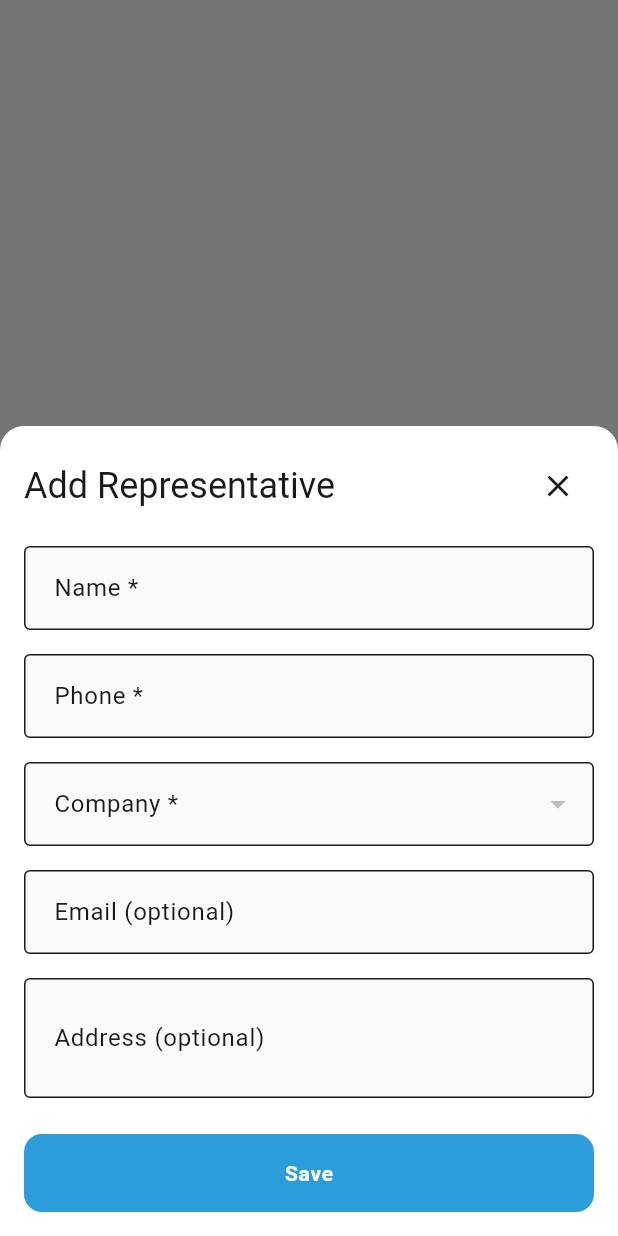
After one commit to Jakir123/MedTrack, a Flutter app: the RepresentativeListScreen screen opened directly, after a tap on the "add" icon, on a phone screen of 412 x 824 dp. The commit adds this screen. Run offline on Flutter 3.47's test engine with Material 3 defaults, Android fonts, the phone set to English and light mode, and no system bars; our stand-ins replace cached_network_image, cloud_firestore, firebase_auth, firebase_core, flutter_local_notifications, flutter_svg and 5 more; missing offline and left inert: android_alarm_manager_plus; accounts and stored records are empty; project files that could hold a hidden picture were left out.

Commit message:
added representative list, add, edit ui and related functionalities.

```diff
--- a/lib/features/home_screen.dart
+++ b/lib/features/home_screen.dart
@@ -1,4 +1,5 @@
 import 'package:flutter/material.dart';
+import 'package:med_track/features/representatives/representative_list_screen.dart';
 import 'package:provider/provider.dart';
 
 import '../utils/notification_service.dart';
@@ -213,9 +214,9 @@ class _HomeScreenState extends State<HomeScreen> {
       case 1:
         return const MenuScreen();
       case 2:
-        return const MenuScreen();
+        return const RepresentativeListScreen();
       case 3:
-        return const MenuScreen();
+        return const CompanyListScreen();
       case 4:
         return const MenuScreen();
       default:
--- /dev/null
+++ b/lib/features/representatives/representative_list_screen.dart
@@ -0,0 +1,521 @@
+import 'package:flutter/material.dart';
+import 'package:provider/provider.dart';
+import 'package:url_launcher/url_launcher.dart';
+import 'package:med_track/features/companies/company_model.dart';
+import 'package:med_track/features/companies/company_viewmodel.dart';
+import 'package:med_track/features/representatives/representative_model.dart';
+import 'package:med_track/features/representatives/representative_viewmodel.dart';
+import 'package:med_track/utils/firebase_service.dart';
+import 'package:cached_network_image/cached_network_image.dart';
+
+class RepresentativeListScreen extends StatefulWidget {
+  final bool isAnonymous;
+
+  const RepresentativeListScreen({
+    super.key,
+    this.isAnonymous = false,
+  });
+
+  @override
+  State<RepresentativeListScreen> createState() => _RepresentativeListScreenState();
+}
+
+class _RepresentativeListScreenState extends State<RepresentativeListScreen> {
+  late final RepresentativeViewModel _viewModel;
+  final FirebaseService _firebaseService = FirebaseService();
+  String? _userId;
+  final _formKey = GlobalKey<FormState>();
+  final _nameController = TextEditingController();
+  final _emailController = TextEditingController();
+  final _phoneController = TextEditingController();
+  final _addressController = TextEditingController();
+  String? _editingRepId;
+  String? _selectedCompanyId;
+  List<Company> _companies = [];
+  Representative? _editingRep;
+
+  @override
+  void initState() {
+    super.initState();
+    _userId = widget.isAnonymous ? null : _firebaseService.getCurrentUser()?.uid;
+    // Initialize the ViewModel with user ID
+    WidgetsBinding.instance.addPostFrameCallback((_) {
+      final viewModel = context.read<RepresentativeViewModel>();
+      viewModel.initialize(_userId!);
+      _loadCompanies();
+    });
+  }
+
+  Future<void> _loadCompanies() async {
+    final companyViewModel = context.read<CompanyViewModel>();
+    await companyViewModel.fetchCompanies(_userId!);
+    if (mounted) {
+      setState(() {
+        _companies = companyViewModel.companies;
+        if (_companies.isNotEmpty && _selectedCompanyId == null) {
+          _selectedCompanyId = _companies.first.id;
+        }
+      });
+    }
+  }
+
+  @override
+  void dispose() {
+    _nameController.dispose();
+    _emailController.dispose();
+    _phoneController.dispose();
+    _addressController.dispose();
+    super.dispose();
+  }
+
+  void _showAddEditRepresentativeDialog([Representative? representative]) {
+    if (representative != null) {
+      _editingRep = representative;
+      _editingRepId = representative.id;
+      _nameController.text = representative.name;
+      _emailController.text = representative.email ?? '';
+      _phoneController.text = representative.phone;
+      _addressController.text = representative.address ?? '';
+      _selectedCompanyId = representative.companyId;
+    } else {
+      _editingRep = null;
+      _editingRepId = null;
+      _nameController.clear();
+      _emailController.clear();
+      _phoneController.clear();
+      _addressController.clear();
+      _selectedCompanyId = _companies.isNotEmpty ? _companies.first.id : null;
+    }
+
+    showModalBottomSheet(
+      context: context,
+      isScrollControlled: true,
+      shape: const RoundedRectangleBorder(
+        borderRadius: BorderRadius.vertical(top: Radius.circular(16)),
+      ),
+      builder: (context) => Padding(
+        padding: EdgeInsets.only(
+          bottom: MediaQuery.of(context).viewInsets.bottom,
+          left: 16,
+          right: 16,
+          top: 16,
+        ),
+        child: SingleChildScrollView(
+          child: Form(
+            key: _formKey,
+            child: Column(
+              mainAxisSize: MainAxisSize.min,
+              crossAxisAlignment: CrossAxisAlignment.start,
+              children: [
+                Row(
+                  mainAxisAlignment: MainAxisAlignment.spaceBetween,
+                  children: [
+                    Text(
+                      _editingRep == null ? 'Add Representative' : 'Edit Representative',
+                      style: Theme.of(context).textTheme.headlineSmall,
+                    ),
+                    IconButton(
+                      icon: const Icon(Icons.close),
+                      onPressed: () => Navigator.pop(context),
+                    ),
+                  ],
+                ),
+                const SizedBox(height: 16),
+                TextFormField(
+                  controller: _nameController,
+                  decoration: const InputDecoration(
+                    labelText: 'Name *',
+                    border: OutlineInputBorder(),
+                  ),
+                  textCapitalization: TextCapitalization.words,
+                  textInputAction: TextInputAction.next,
+                  validator: (value) {
+                    if (value == null || value.isEmpty) {
+                      return 'Please enter a name';
+                    }
+                    return null;
+                  },
+                ),
+                const SizedBox(height: 16),
+                TextFormField(
+                  controller: _phoneController,
+                  decoration: const InputDecoration(
+                    labelText: 'Phone *',
+                    border: OutlineInputBorder(),
+                  ),
+                  keyboardType: TextInputType.phone,
+                  textInputAction: TextInputAction.next,
+                  validator: (value) {
+                    if (value == null || value.isEmpty) {
+                      return 'Please enter a phone number';
+                    }
+                    return null;
+                  },
+                ),
+                const SizedBox(height: 16),
+                DropdownButtonFormField<String>(
+                  value: _selectedCompanyId,
+                  decoration: const InputDecoration(
+                    labelText: 'Company *',
+                    border: OutlineInputBorder(),
+                  ),
+                  items: _companies.map((company) {
+                    return DropdownMenuItem(
+                      value: company.id,
+                      child: Text(company.name),
+                    );
+                  }).toList(),
+                  onChanged: (value) {
+                    setState(() {
+                      _selectedCompanyId = value;
+                    });
+                  },
+                  validator: (value) {
+                    if (value == null || value.isEmpty) {
+                      return 'Please select a company';
+                    }
+                    return null;
+                  },
+                ),
+                const SizedBox(height: 16),
+                TextFormField(
+                  controller: _emailController,
+                  decoration: const InputDecoration(
+                    labelText: 'Email (optional)',
+                    border: OutlineInputBorder(),
+                  ),
+                  keyboardType: TextInputType.emailAddress,
+                ),
+                const SizedBox(height: 16),
+                TextFormField(
+                  controller: _addressController,
+                  decoration: const InputDecoration(
+                    labelText: 'Address (optional)',
+                    border: OutlineInputBorder(),
+                  ),
+                  maxLines: 2,
+                ),
+                const SizedBox(height: 24),
+                SizedBox(
+                  width: double.infinity,
+                  child: ElevatedButton(
+                    onPressed: _addOrUpdateRepresentative,
+                    child: const Text('Save'),
+                  ),
+                ),
+                const SizedBox(height: 16),
+              ],
+            ),
+          ),
+        ),
+      ),
+    );
+  }
+
+  Future<void> _addOrUpdateRepresentative() async {
+    if (!_formKey.currentState!.validate()) return;
+
+    final viewModel = context.read<RepresentativeViewModel>();
+    final repData = {
+      'name': _nameController.text.trim(),
+      'email': _emailController.text.trim().isNotEmpty
+          ? _emailController.text.trim()
+          : null,
+      'phone': _phoneController.text.trim(),
+      'address': _addressController.text.trim().isNotEmpty
+          ? _addressController.text.trim()
+          : null,
+    };
+
+    try {
+      if (_editingRep == null) {
+        await viewModel.addRepresentative(
+          companyId: _selectedCompanyId!,
+          repData: repData,
+        );
+      } else {
+        await viewModel.updateRepresentative(
+          companyId: _selectedCompanyId!,
+          repId: _editingRep!.id,
+          repData: repData,
+        );
+      }
+      if (mounted) {
+        Navigator.pop(context);
+      }
+    } catch (e) {
+      if (mounted) {
+        ScaffoldMessenger.of(context).showSnackBar(
+          SnackBar(content: Text('Error: ${e.toString()}')),
+        );
+      }
+    }
+  }
+
+  Future<void> _deleteRepresentative(Representative representative) async {
+    final viewModel = context.read<RepresentativeViewModel>();
+    try {
+      await viewModel.deleteRepresentative(representative.id);
+      if (mounted) {
+        ScaffoldMessenger.of(context).showSnackBar(
+          const SnackBar(content: Text('Representative deleted')),
+        );
+      }
+    } catch (e) {
+      if (mounted) {
+        ScaffoldMessenger.of(context).showSnackBar(
+          SnackBar(content: Text('Error deleting representative: $e')),
+        );
+      }
+    }
+  }
+
+  Future<void> _makePhoneCall(String url) async {
+    if (await canLaunchUrl(Uri.parse(url))) {
+      await launchUrl(Uri.parse(url));
+    } else {
+      if (mounted) {
+        ScaffoldMessenger.of(context).showSnackBar(
+          const SnackBar(content: Text('Could not launch phone dialer')),
+        );
+      }
+    }
+  }
+
+  void _showDeleteConfirmation(Representative representative) {
+    showModalBottomSheet(
+      context: context,
+      shape: const RoundedRectangleBorder(
+        borderRadius: BorderRadius.vertical(top: Radius.circular(16)),
+      ),
+      builder: (context) => Padding(
+        padding: const EdgeInsets.all(16.0),
+        child: Column(
+          mainAxisSize: MainAxisSize.min,
+          crossAxisAlignment: CrossAxisAlignment.start,
+          children: [
+            Row(
+              mainAxisAlignment: MainAxisAlignment.spaceBetween,
+              children: [
+                Text(
+                  'Delete Representative',
+                  style: Theme.of(context).textTheme.titleLarge,
+                ),
+                IconButton(
+                  icon: const Icon(Icons.close),
+                  onPressed: () => Navigator.pop(context),
+                ),
+              ],
+            ),
+            const SizedBox(height: 16),
+            Text(
+              'Are you sure you want to delete ${representative.name}?',
+              style: Theme.of(context).textTheme.bodyLarge,
+            ),
+            const SizedBox(height: 24),
+            Row(
+              children: [
+                Expanded(
+                  child: OutlinedButton(
+                    onPressed: () => Navigator.pop(context),
+                    style: OutlinedButton.styleFrom(
+                      padding: const EdgeInsets.symmetric(vertical: 16),
+                    ),
+                    child: const Text('Cancel'),
+                  ),
+                ),
+                const SizedBox(width: 16),
+                Expanded(
+                  child: ElevatedButton(
+                    onPressed: () async {
+                      Navigator.pop(context);
+                      await _deleteRepresentative(representative);
+                    },
+                    style: ElevatedButton.styleFrom(
+                      backgroundColor: Theme.of(context).colorScheme.error,
+                      foregroundColor: Theme.of(context).colorScheme.onError,
+                      padding: const EdgeInsets.symmetric(vertical: 16),
+                    ),
+                    child: const Text('Delete'),
+                  ),
+                ),
+              ],
+            ),
+            const SizedBox(height: 8),
+          ],
+        ),
+      ),
+    );
+  }
+
+  Widget _buildRepresentativeCard(Representative representative) {
+    final company = _companies.firstWhere(
+          (c) => c.id == representative.companyId,
+      orElse: () => Company(id: '', name: 'Unknown Company'),
+    );
+
+    return Card(
+      margin: const EdgeInsets.only(bottom: 12),
+      child: ListTile(
+        leading: CircleAvatar(
+          backgroundColor: Theme.of(context).primaryColor.withOpacity(0.1),
+          child: Text(
+            representative.name.isNotEmpty ? representative.name[0].toUpperCase() : '?',
+            style: TextStyle(
+              color: Theme.of(context).primaryColor,
+              fontWeight: FontWeight.bold,
+            ),
+          ),
+        ),
+        title: Text(
+          representative.name,
+          style: const TextStyle(fontWeight: FontWeight.bold),
+        ),
+        subtitle: Column(
+          crossAxisAlignment: CrossAxisAlignment.start,
+          children: [
+            Text(company.name),
+            if (representative.phone.isNotEmpty)
+              GestureDetector(
+                onTap: () => _makePhoneCall('tel:${representative.phone}'),
+                child: Row(
+                  mainAxisSize: MainAxisSize.min,
+                  children: [
+                    const Icon(Icons.phone, size: 16, color: Colors.blue),
+                    const SizedBox(width: 4),
+                    Text(
+                      representative.phone,
+                      style: const TextStyle(
+                        color: Colors.blue,
+                        decoration: TextDecoration.underline,
+                      ),
+                    ),
+                  ],
+                ),
+              ),
+          ],
+        ),
+        trailing: PopupMenuButton<String>(
+          onSelected: (value) {
+            if (value == 'edit') {
+              _showAddEditRepresentativeDialog(representative);
+            } else if (value == 'delete') {
+              _showDeleteConfirmation(representative);
+            }
+          },
+          itemBuilder: (context) => [
+            const PopupMenuItem(
+              value: 'edit',
+              child: Text('Edit'),
+            ),
+            const PopupMenuItem(
+              value: 'delete',
+              child: Text('Delete'),
+            ),
+          ],
+        ),
+        onTap: () {
+          _showAddEditRepresentativeDialog(representative);
+        },
+      ),
+    );
+  }
+
+  @override
+  Widget build(BuildContext context) {
+    return Scaffold(
+      body: Consumer<RepresentativeViewModel>(
+        builder: (context, viewModel, child) {
+          if (viewModel.isLoading) {
+            return const Center(child: CircularProgressIndicator());
+          }
+
+          if (viewModel.error != null) {
+            return Center(
+              child: Column(
+                mainAxisAlignment: MainAxisAlignment.center,
+                children: [
+                  Text(
+                    'Error loading representatives',
+                    style: Theme.of(context).textTheme.titleMedium,
+                  ),
+                  const SizedBox(height: 8),
+                  Text(
+                    viewModel.error!,
+                    textAlign: TextAlign.center,
+                    style: Theme.of(context).textTheme.bodyMedium?.copyWith(
+                          color: Theme.of(context).colorScheme.error,
+                        ),
+                  ),
+                  const SizedBox(height: 16),
+                  ElevatedButton(
+                    onPressed: () {
+                      viewModel.initialize(_userId!);
+                      _loadCompanies();
+                    },
+                    child: const Text('Retry'),
+                  ),
+                ],
+              ),
+            );
+          }
+
+          return StreamBuilder<List<Representative>>(
+            stream: viewModel.streamRepresentatives(),
+            builder: (context, snapshot) {
+              if (snapshot.connectionState == ConnectionState.waiting) {
+                return const Center(child: CircularProgressIndicator());
+              }
+
+              if (snapshot.hasError) {
+                return Center(
+                  child: Text('Error: ${snapshot.error}',
+                    style: const TextStyle(color: Colors.red)),
+                );
+              }
+
+              final representatives = snapshot.data ?? [];
+
+              if (representatives.isEmpty) {
+                return Center(
+                  child: Column(
+                    mainAxisAlignment: MainAxisAlignment.center,
+                    children: [
+                      Icon(
+                        Icons.people_outline,
+                        size: 64,
+                        color: Theme.of(context).colorScheme.primary.withOpacity(0.5),
+                      ),
+                      const SizedBox(height: 16),
+                      Text(
+                        'No representatives found',
+                        style: Theme.of(context).textTheme.titleMedium,
+                      ),
+                      const SizedBox(height: 8),
+                      Text(
+                        'Add a new representative to get started',
+                        style: Theme.of(context).textTheme.bodyMedium,
+                      ),
+                    ],
+                  ),
+                );
+              }
+
+              return ListView.builder(
+                padding: const EdgeInsets.all(16),
+                itemCount: representatives.length,
+                itemBuilder: (context, index) {
+                  return _buildRepresentativeCard(representatives[index]);
+                },
+              );
+            },
+          );
+        },
+      ),
+      floatingActionButton: FloatingActionButton(
+        onPressed: () => _showAddEditRepresentativeDialog(),
+        child: const Icon(Icons.add),
+      ),
+    );
+  }
+}
--- /dev/null
+++ b/lib/features/representatives/representative_model.dart
@@ -0,0 +1,75 @@
+class Representative {
+  final String id;
+  final String name;
+  final String email;
+  final String phone;
+  final String companyId;
+  final String? photoUrl;
+  final String? address;
+  final DateTime createdAt;
+  final DateTime updatedAt;
+
+  Representative({
+    required this.id,
+    required this.name,
+    required this.email,
+    required this.phone,
+    required this.companyId,
+    this.photoUrl,
+    this.address,
+    DateTime? createdAt,
+    DateTime? updatedAt,
+  })  : createdAt = createdAt ?? DateTime.now(),
+        updatedAt = updatedAt ?? DateTime.now();
+
+  factory Representative.fromMap(Map<String, dynamic> data, String id) {
+    return Representative(
+      id: id,
+      name: data['name'] ?? '',
+      email: data['email'] ?? '',
+      phone: data['phone'] ?? '',
+      companyId: data['companyId'] ?? '',
+      photoUrl: data['photoUrl'],
+      address: data['address'],
+      createdAt: data['createdAt']?.toDate(),
+      updatedAt: data['updatedAt']?.toDate(),
+    );
+  }
+
+  Map<String, dynamic> toMap() {
+    return {
+      'name': name,
+      'email': email,
+      'phone': phone,
+      'companyId': companyId,
+      'photoUrl': photoUrl,
+      'address': address,
+      'createdAt': createdAt,
+      'updatedAt': updatedAt,
+    };
+  }
+
+  Representative copyWith({
+    String? id,
+    String? name,
+    String? email,
+    String? phone,
+    String? companyId,
+    String? photoUrl,
+    String? address,
+    DateTime? createdAt,
+    DateTime? updatedAt,
+  }) {
+    return Representative(
+      id: id ?? this.id,
+      name: name ?? this.name,
+      email: email ?? this.email,
+      phone: phone ?? this.phone,
+      companyId: companyId ?? this.companyId,
+      photoUrl: photoUrl ?? this.photoUrl,
+      address: address ?? this.address,
+      createdAt: createdAt ?? this.createdAt,
+      updatedAt: updatedAt ?? this.updatedAt,
+    );
+  }
+}
--- /dev/null
+++ b/lib/features/representatives/representative_viewmodel.dart
@@ -0,0 +1,141 @@
+import 'dart:async';
+import 'package:flutter/material.dart';
+import 'package:med_track/features/representatives/representative_model.dart';
+import 'package:med_track/utils/firebase_service.dart';
+
+class RepresentativeViewModel extends ChangeNotifier {
+  final FirebaseService _firebaseService = FirebaseService();
+  bool _isLoading = false;
+  String? _error;
+  String? _currentUserId;
+
+  // Getters
+  bool get isLoading => _isLoading;
+  String? get error => _error;
+
+  // Set loading state
+  void _setLoading(bool loading) {
+    _isLoading = loading;
+    notifyListeners();
+  }
+
+  // Set error state
+  void _setError(String? error) {
+    _error = error;
+    notifyListeners();
+  }
+
+  // Initialize with user ID
+  void initialize(String userId) {
+    _currentUserId = userId;
+  }
+
+  // Stream of representatives for the current user
+  Stream<List<Representative>> streamRepresentatives() {
+    if (_currentUserId == null) {
+      return Stream.empty();
+    }
+
+    return _firebaseService
+        .getAllRepresentatives(_currentUserId!)
+        .map((snapshot) => snapshot.docs
+            .map((doc) =>
+                Representative.fromMap(doc.data() as Map<String, dynamic>, doc.id))
+            .toList())
+        .handleError((error) {
+          _setError('Error loading representatives: $error');
+          return [];
+        });
+  }
+
+  // Add a new representative
+  Future<void> addRepresentative({
+    required String companyId,
+    required Map<String, dynamic> repData,
+  }) async {
+    if (_currentUserId == null) {
+      throw Exception('ViewModel not initialized. Call initialize() first.');
+    }
+
+    try {
+      _setLoading(true);
+      _setError(null);
+
+      await _firebaseService.saveRepresentative(
+        userId: _currentUserId!,
+        companyId: companyId,
+        repData: repData,
+      );
+
+    } catch (e) {
+      _setError('Failed to add representative: $e');
+      rethrow;
+    } finally {
+      _setLoading(false);
+    }
+  }
+
+  // Update an existing representative
+  Future<void> updateRepresentative({
+    required String companyId,
+    required String repId,
+    required Map<String, dynamic> repData,
+  }) async {
+    if (_currentUserId == null) {
+      throw Exception('ViewModel not initialized. Call initialize() first.');
+    }
+
+    try {
+      _setLoading(true);
+      _setError(null);
+
+      await _firebaseService.saveRepresentative(
+        userId: _currentUserId!,
+        companyId: companyId,
+        repData: repData,
+        repId: repId,
+      );
+
+    } catch (e) {
+      _setError('Failed to update representative: $e');
+      rethrow;
+    } finally {
+      _setLoading(false);
+    }
+  }
+
+  // Delete a representative
+  Future<void> deleteRepresentative(String repId) async {
+    if (_currentUserId == null) {
+      throw Exception('ViewModel not initialized. Call initialize() first.');
+    }
+
+    try {
+      _setLoading(true);
+      _setError(null);
+
+      await _firebaseService.deleteRepresentative(_currentUserId!, repId);
+
+    } catch (e) {
+      _setError('Failed to delete representative: $e');
+      rethrow;
+    } finally {
+      _setLoading(false);
+    }
+  }
+
+  // Get a single representative by ID
+  Future<Representative?> getRepresentative(String userId, String repId) async {
+    try {
+      final doc = await _firebaseService.getRepresentative(userId, repId);
+      if (doc.exists) {
+        return Representative.fromMap(
+            doc.data() as Map<String, dynamic>, doc.id);
+      }
+      return null;
+    } catch (e) {
+      _setError('Failed to get representative: $e');
+      return null;
+    }
+  }
+}
--- a/lib/main.dart
+++ b/lib/main.dart
@@ -7,6 +7,7 @@ import 'package:flutter/material.dart';
 import 'package:med_track/features/authentication/auth_screen.dart';
 import 'package:med_track/features/authentication/auth_viewmodel.dart';
 import 'package:med_track/features/companies/company_viewmodel.dart';
+import 'package:med_track/features/representatives/representative_viewmodel.dart';
 import 'package:med_track/features/home_screen.dart';
 import 'package:med_track/features/onboarding_screen.dart';
 import 'package:med_track/utils/notification_service.dart';
@@ -126,6 +127,7 @@ class _MyAppState extends State<MyApp> {
       providers: [
         ChangeNotifierProvider<AuthViewModel>(create: (_) => AuthViewModel()),
         ChangeNotifierProvider<CompanyViewModel>(create: (_) => CompanyViewModel()),
+        ChangeNotifierProvider<RepresentativeViewModel>(create: (_) => RepresentativeViewModel()),
       ],
       child: MaterialApp(
         debugShowCheckedModeBanner: false,
--- a/lib/utils/firebase_service.dart
+++ b/lib/utils/firebase_service.dart
@@ -362,6 +362,11 @@ class FirebaseService {
         .doc(repId)
         .get();
   }
+  Stream<QuerySnapshot> getAllRepresentatives(String userId, {bool isAnonymous = false}) {
+    return _getUserCollection(userId, 'representatives', isAnonymous)
+        .orderBy('name')
+        .snapshots();
+  }
 
   // Helper method to get the appropriate collection reference
   CollectionReference<Map<String, dynamic>> _getUserCollection(String userId, String collectionName, bool isAnonymous) {
```
Also changed, not shown: 1 other file.
